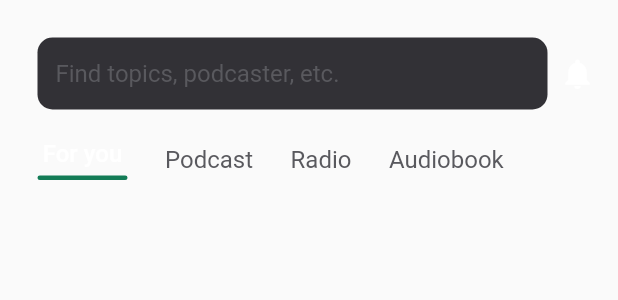
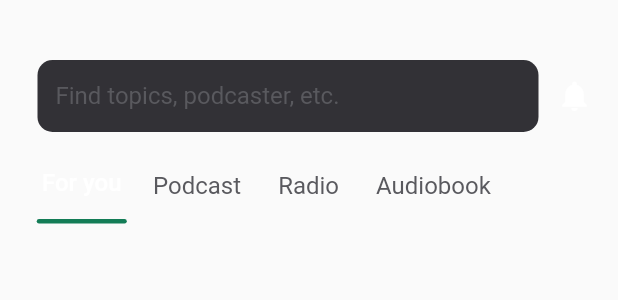
Before and after one commit to alperefesahin/podcast_app_case, a Flutter app: the HomePageBody widget shown alone on an empty page, opened directly, on a phone screen of 412 x 824 dp. Shown: the top 300 px of the screen. Run offline on Flutter 3.47's test engine with Material 2 defaults, Android fonts, the phone set to English and light mode, and no system bars; drawn by our look-alikes of auto_size_text; our stand-ins replace auto_route, bloc, dio, flutter_bloc, formz, freezed_annotation and 1 more; network calls fail.

Commit message:
fix: onTap and padding problems

```diff
--- a/lib/presentation/pages/home/home_page.dart
+++ b/lib/presentation/pages/home/home_page.dart
@@ -1,13 +1,6 @@
-import 'package:auto_size_text/auto_size_text.dart';
 import 'package:crop_experience_agency_case/infrastructure/api/api.dart';
 import 'package:crop_experience_agency_case/presentation/pages/home/constants/colors.dart';
-import 'package:crop_experience_agency_case/presentation/pages/home/constants/texts.dart';
-import 'package:crop_experience_agency_case/presentation/pages/home/widgets/green_straight_line.dart';
 import 'package:crop_experience_agency_case/presentation/pages/home/widgets/home_page_body.dart';
-import 'package:crop_experience_agency_case/presentation/pages/home/widgets/notification_icon.dart';
-import 'package:crop_experience_agency_case/presentation/pages/home/widgets/screen_tab.dart';
-import 'package:crop_experience_agency_case/presentation/pages/home/widgets/search_bar.dart';
-
 import 'package:flutter/material.dart';
 
 class HomePage extends StatelessWidget {
@@ -26,7 +19,7 @@ class HomePage extends StatelessWidget {
               if (!snapshot.hasData) {
                 return const Center(child: CircularProgressIndicator());
               } else {
-                return HomePageBody();
+                return const HomePageBody();
               }
             }
             return const Center(child: CircularProgressIndicator());
--- a/lib/presentation/pages/home/widgets/green_straight_line.dart
+++ b/lib/presentation/pages/home/widgets/green_straight_line.dart
@@ -7,7 +7,7 @@ class GreenStraightLine extends StatelessWidget {
   @override
   Widget build(BuildContext context) {
     return Padding(
-      padding: const EdgeInsets.only(left: 25, top: 5),
+      padding: const EdgeInsets.only(left: 20),
       child: Container(
         height: 3,
         width: 60,
--- a/lib/presentation/pages/home/widgets/home_page_body.dart
+++ b/lib/presentation/pages/home/widgets/home_page_body.dart
@@ -23,13 +23,13 @@ class HomePageBody extends StatelessWidget {
           children: [
             Column(
               children: const [
-                ScreenTab(text: forYou, fontWeight: FontWeight.w500, textColor: whiteColor),
+                ScreenTab(text: forYou, fontWeight: FontWeight.w500, textColor: whiteColor, leftPadding: 20,),
                 GreenStraightLine(),
               ],
             ),
-            const ScreenTab(text: podcast, fontWeight: FontWeight.w400, textColor: screenTabTextsColor),
-            const ScreenTab(text: radio, fontWeight: FontWeight.w400, textColor: screenTabTextsColor),
-            const ScreenTab(text: audiobook, fontWeight: FontWeight.w400, textColor: screenTabTextsColor),
+            const ScreenTab(text: podcast, fontWeight: FontWeight.w400, textColor: screenTabTextsColor, leftPadding: 5,),
+            const ScreenTab(text: radio, fontWeight: FontWeight.w400, textColor: screenTabTextsColor, leftPadding: 5,),
+            const ScreenTab(text: audiobook, fontWeight: FontWeight.w400, textColor: screenTabTextsColor, leftPadding: 5,),
           ],
         )
       ],
--- a/lib/presentation/pages/home/widgets/notification_icon.dart
+++ b/lib/presentation/pages/home/widgets/notification_icon.dart
@@ -6,9 +6,14 @@ class NotificationIcon extends StatelessWidget {
 
   @override
   Widget build(BuildContext context) {
-    return const Padding(
-      padding: EdgeInsets.only(right: 15, top: 25),
-      child: Icon(Icons.notifications, color: whiteColor),
+    return Padding(
+      padding: const EdgeInsets.only(top: 40, right: 5),
+      child: IconButton(
+          onPressed: () {},
+          icon: const Icon(
+            Icons.notifications,
+            color: whiteColor,
+          )),
     );
   }
 }
--- a/lib/presentation/pages/home/widgets/screen_tab.dart
+++ b/lib/presentation/pages/home/widgets/screen_tab.dart
@@ -2,23 +2,23 @@ import 'package:auto_size_text/auto_size_text.dart';
 import 'package:flutter/material.dart';
 
 class ScreenTab extends StatelessWidget {
-  const ScreenTab({Key? key, required this.text, required this.fontWeight, required this.textColor}) : super(key: key);
+  const ScreenTab({Key? key, required this.text, required this.fontWeight, required this.textColor, required this.leftPadding}) : super(key: key);
   final String text;
   final FontWeight fontWeight;
   final Color textColor;
+  final double leftPadding;
   @override
   Widget build(BuildContext context) {
     return Padding(
-      padding: const EdgeInsets.only(left: 25, top: 20),
-      child: InkWell(
-        onTap: () {},
+        padding: EdgeInsets.only(left: leftPadding, top: 10),
+        child: TextButton(
+          onPressed: () {},
           child: AutoSizeText(
             text,
             minFontSize: 16,
             maxFontSize: 18,
             style: TextStyle(fontWeight: fontWeight, color: textColor),
           ),
-      ),
-    );
+        ));
   }
 }
--- a/lib/presentation/pages/home/widgets/search_bar.dart
+++ b/lib/presentation/pages/home/widgets/search_bar.dart
@@ -8,7 +8,7 @@ class SearchBar extends StatelessWidget {
   @override
   Widget build(BuildContext context) {
     return AuthTextField(
-      padding: const EdgeInsets.only(left: 25, right: 8, top: 25),
+      padding: const EdgeInsets.only(left: 25, top: 40),
       borderRadiusCircularValue: 10,
       hint: searchBarHintText,
       keyboardType: TextInputType.emailAddress,
```
Lines whose indentation alone changed are shown as unchanged.
